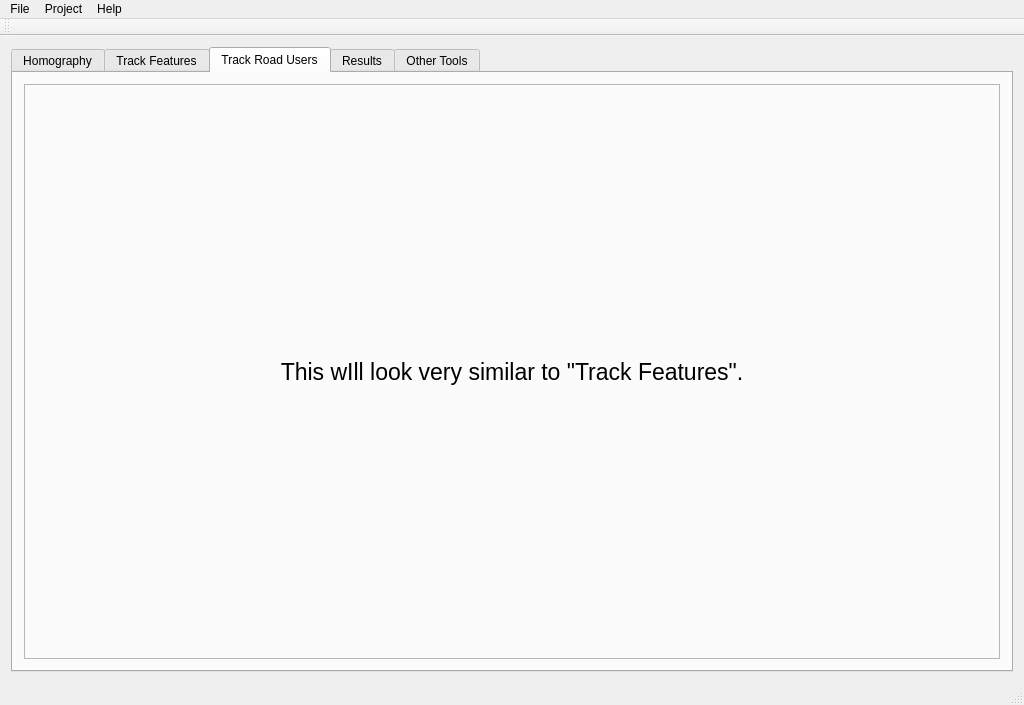
Before: the Qt Designer form application/safety_main.ui in santosfamilyfoundation/TrafficGUIs, drawn with Qt 5.
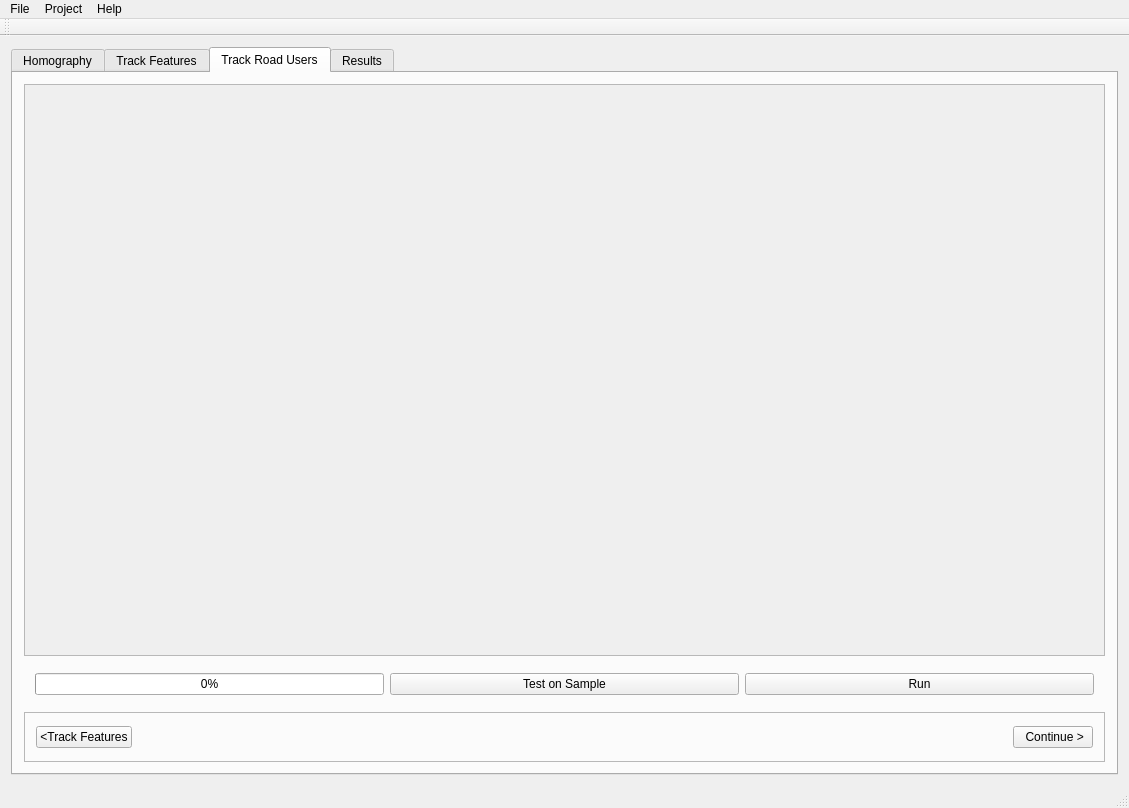
After: the same form once the commit is applied. The open tabs and pages were chosen to show the change. Custom widgets are drawn as their Qt base class.

Commit message: tracking feature and object

Diff of the .ui file:
```diff
--- a/application/safety_main.ui
+++ b/application/safety_main.ui
@@ -6,16 +6,16 @@
    <rect>
     <x>0</x>
     <y>0</y>
-    <width>1024</width>
-    <height>705</height>
+    <width>1129</width>
+    <height>808</height>
    </rect>
   </property>
   <property name="windowTitle">
    <string>Transportation Safety</string>
   </property>
   <widget class="QWidget" name="centralWidget">
-   <layout class="QVBoxLayout" name="verticalLayout_2">
-    <item>
+   <layout class="QGridLayout" name="gridLayout_2">
+    <item row="0" column="0">
      <widget class="QTabWidget" name="main_tab_widget">
       <property name="acceptDrops">
        <bool>false</bool>
@@ -471,42 +471,152 @@
         </item>
        </layout>
       </widget>
-      <widget class="QWidget" name="tab_roadusers">
-       <property name="font">
-        <font>
-         <pointsize>17</pointsize>
-        </font>
-       </property>
+      <widget class="QWidget" name="roadusers_tab">
        <attribute name="title">
         <string>Track Road Users</string>
        </attribute>
-       <layout class="QVBoxLayout" name="verticalLayout_6">
-        <item>
-         <layout class="QVBoxLayout" name="object_tracking_placeholder">
-          <item>
-           <widget class="QLabel" name="label_object_tracking_msg">
-            <property name="frameShape">
-             <enum>QFrame::StyledPanel</enum>
+       <layout class="QGridLayout" name="gridLayout_5">
+        <item row="0" column="0">
+         <layout class="QGridLayout" name="gridLayout_14">
+          <item row="1" column="1">
+           <widget class="QWidget" name="roadusers_tracking_run_panel" native="true">
+            <layout class="QHBoxLayout" name="horizontalLayout_15">
+             <item>
+              <widget class="QProgressBar" name="roadusers_tracking_run_test_progress">
+               <property name="sizePolicy">
+                <sizepolicy hsizetype="Preferred" vsizetype="Fixed">
+                 <horstretch>0</horstretch>
+                 <verstretch>0</verstretch>
+                </sizepolicy>
+               </property>
+               <property name="value">
+                <number>0</number>
+               </property>
+               <property name="orientation">
+                <enum>Qt::Horizontal</enum>
+               </property>
+               <property name="invertedAppearance">
+                <bool>false</bool>
+               </property>
+               <property name="format">
+                <string>%p%</string>
+               </property>
+              </widget>
+             </item>
+             <item>
+              <widget class="QPushButton" name="button_roadusers_tracking_test">
+               <property name="text">
+                <string>Test on Sample</string>
+               </property>
+              </widget>
+             </item>
+             <item>
+              <widget class="QPushButton" name="button_roadusers_tracking_run">
+               <property name="text">
+                <string>Run</string>
+               </property>
+              </widget>
+             </item>
+            </layout>
+           </widget>
+          </item>
+          <item row="0" column="0" rowspan="2">
+           <layout class="QVBoxLayout" name="roadusers_tracking_video_layout">
+            <property name="sizeConstraint">
+             <enum>QLayout::SetNoConstraint</enum>
             </property>
-            <property name="lineWidth">
-             <number>1</number>
+           </layout>
+          </item>
+          <item row="0" column="1">
+           <widget class="QScrollArea" name="roadusers_tracking_parameter_area">
+            <property name="sizePolicy">
+             <sizepolicy hsizetype="Preferred" vsizetype="Expanding">
+              <horstretch>0</horstretch>
+              <verstretch>0</verstretch>
+             </sizepolicy>
             </property>
-            <property name="text">
-             <string>This wIll look very similar to &quot;Track Features&quot;.</string>
+            <property name="minimumSize">
+             <size>
+              <width>400</width>
+              <height>0</height>
+             </size>
             </property>
-            <property name="textFormat">
-             <enum>Qt::AutoText</enum>
+            <property name="widgetResizable">
+             <bool>true</bool>
             </property>
-            <property name="scaledContents">
-             <bool>false</bool>
-            </property>
-            <property name="alignment">
-             <set>Qt::AlignCenter</set>
-            </property>
+            <widget class="QWidget" name="roadusers_tracking_parameter_widget">
+             <property name="geometry">
+              <rect>
+               <x>0</x>
+               <y>0</y>
+               <width>538</width>
+               <height>568</height>
+              </rect>
+             </property>
+             <property name="sizePolicy">
+              <sizepolicy hsizetype="Expanding" vsizetype="Preferred">
+               <horstretch>0</horstretch>
+               <verstretch>0</verstretch>
+              </sizepolicy>
+             </property>
+             <layout class="QFormLayout" name="formLayout_9">
+              <property name="fieldGrowthPolicy">
+               <enum>QFormLayout::AllNonFixedFieldsGrow</enum>
+              </property>
+              <item row="0" column="0">
+               <layout class="QHBoxLayout" name="roadusers_tracking_parameter_layout"/>
+              </item>
+             </layout>
+            </widget>
            </widget>
           </item>
          </layout>
         </item>
+        <item row="1" column="0">
+         <widget class="QFrame" name="roadusers_tracking_flow_control">
+          <property name="minimumSize">
+           <size>
+            <width>0</width>
+            <height>50</height>
+           </size>
+          </property>
+          <property name="frameShape">
+           <enum>QFrame::StyledPanel</enum>
+          </property>
+          <property name="frameShadow">
+           <enum>QFrame::Raised</enum>
+          </property>
+          <layout class="QHBoxLayout" name="horizontalLayout_16">
+           <item>
+            <widget class="QPushButton" name="roadusers_tracking_back_button">
+             <property name="text">
+              <string>&lt;Track Features</string>
+             </property>
+            </widget>
+           </item>
+           <item>
+            <spacer name="roadusers_tracking_flow_hspacer">
+             <property name="orientation">
+              <enum>Qt::Horizontal</enum>
+             </property>
+             <property name="sizeHint" stdset="0">
+              <size>
+               <width>40</width>
+               <height>20</height>
+              </size>
+             </property>
+            </spacer>
+           </item>
+           <item>
+            <widget class="QPushButton" name="roadusers_tracking_continue_button">
+             <property name="text">
+              <string> Continue &gt;</string>
+             </property>
+            </widget>
+           </item>
+          </layout>
+         </widget>
+        </item>
        </layout>
       </widget>
       <widget class="QWidget" name="tab_results">
@@ -552,11 +662,6 @@
         </item>
        </layout>
       </widget>
-      <widget class="QWidget" name="tab_other_tools">
-       <attribute name="title">
-        <string>Other Tools</string>
-       </attribute>
-      </widget>
      </widget>
     </item>
    </layout>
@@ -566,7 +671,7 @@
     <rect>
      <x>0</x>
      <y>0</y>
-     <width>1024</width>
+     <width>1129</width>
      <height>25</height>
     </rect>
    </property>
```
Left out of the diff: 103 changed lines with no effect on the pictures. The commit also changes 2 other files.
